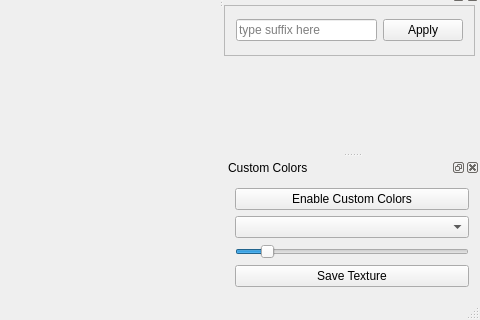
The window that Tools/ResourceEditor/mainwindow.ui (xaoctech/dava.engine) describes before a commit, drawn with Qt 5; both pictures show x 585 to 1065 and y 340 to 660 of the 1065 by 660 pixel window.
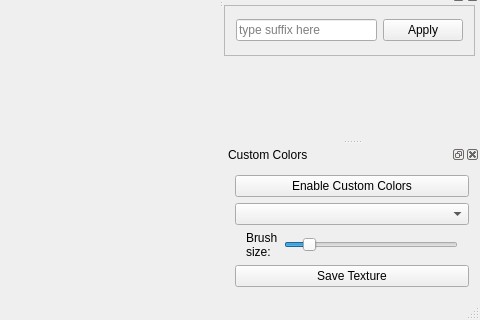
The same window after the commit. Icons and pictures are not drawn. Custom widgets are drawn as their Qt base class.

Commit message: undo refactoring. fix small ui issues

The edit to the form file:
```diff
--- a/Tools/ResourceEditor/mainwindow.ui
+++ b/Tools/ResourceEditor/mainwindow.ui
@@ -365,7 +365,7 @@
         <string>Enable Custom Colors</string>
        </property>
        <property name="checkable">
-        <bool>true</bool>
+        <bool>false</bool>
        </property>
        <property name="autoDefault">
         <bool>false</bool>
@@ -386,7 +386,48 @@
       </widget>
      </item>
      <item>
+      <widget class="QFrame" name="frame_3">
+       <property name="frameShape">
+        <enum>QFrame::NoFrame</enum>
+       </property>
+       <property name="frameShadow">
+        <enum>QFrame::Plain</enum>
+       </property>
+       <property name="lineWidth">
+        <number>0</number>
+       </property>
+       <layout class="QHBoxLayout" name="horizontalLayout_4">
+        <property name="topMargin">
+         <number>0</number>
+        </property>
+        <property name="bottomMargin">
+         <number>0</number>
+        </property>
+        <item>
+         <widget class="QLabel" name="label">
+          <property name="sizePolicy">
+           <sizepolicy hsizetype="Maximum" vsizetype="Preferred">
+            <horstretch>0</horstretch>
+            <verstretch>0</verstretch>
+           </sizepolicy>
+          </property>
+          <property name="text">
+           <string>Brush
+size:</string>
+          </property>
+          <property name="wordWrap">
+           <bool>true</bool>
+          </property>
+         </widget>
+        </item>
+        <item>
       <widget class="QSlider" name="sliderCustomColorBrushSize">
+          <property name="sizePolicy">
+           <sizepolicy hsizetype="Minimum" vsizetype="Fixed">
+            <horstretch>0</horstretch>
+            <verstretch>0</verstretch>
+           </sizepolicy>
+          </property>
        <property name="minimum">
         <number>10</number>
        </property>
@@ -398,6 +439,9 @@
        </property>
       </widget>
      </item>
+       </layout>
+      </widget>
+     </item>
      <item>
       <widget class="QPushButton" name="buttonCustomColorsSave">
        <property name="text">
```
Left out of the diff: 3 changed lines with no effect on the pictures. Lines whose indentation alone changed are shown as unchanged. The commit also changes 5 other files.
